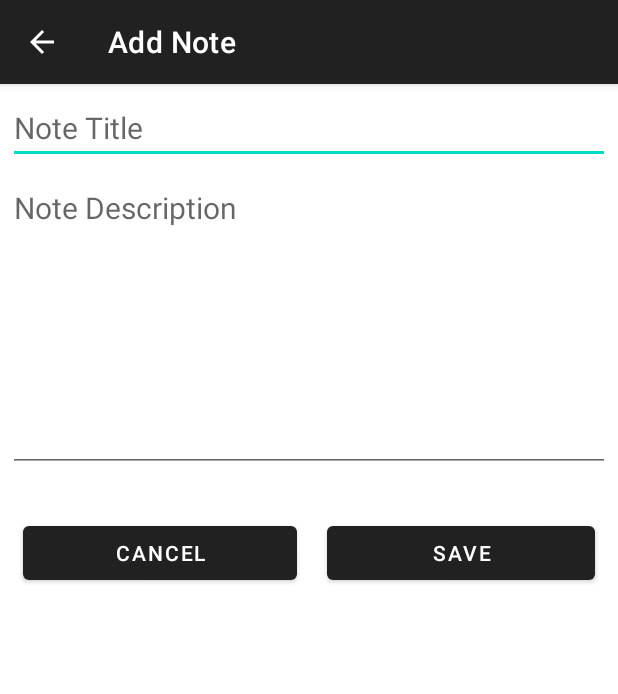
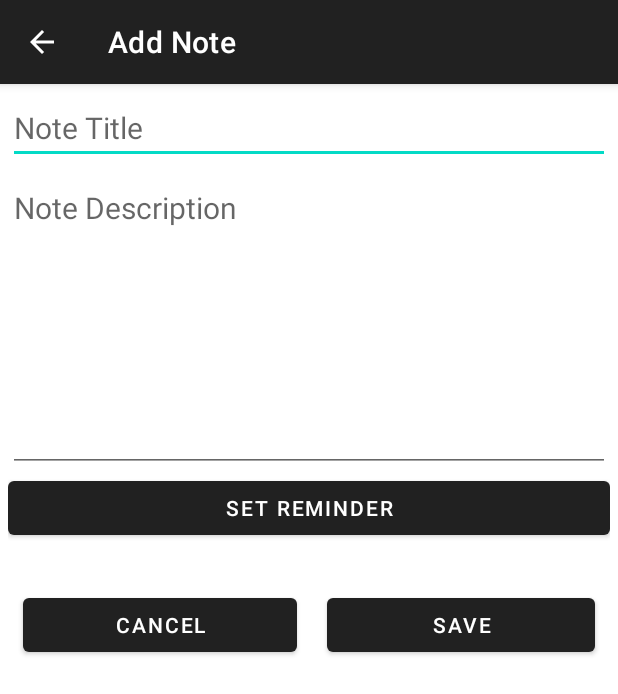
Before and after one commit to phillipAKhoza/Android_Arch_Room_DB, an Android app: the AddNoteActivity screen opened directly, with no data from a screen before it, on a phone screen of 412 x 824 dp. Shown: the top 694 px of the screen. Run offline under Robolectric (Android 15) with nearby library versions, the phone set to English and light mode, and no system bars.

Commit message:
add set reminder btn

```diff
--- a/app/src/main/res/layout/activity_add_note.xml
+++ b/app/src/main/res/layout/activity_add_note.xml
@@ -29,6 +29,12 @@
         android:inputType="textMultiLine"
         android:textSize="20sp" />
 
+    <Button
+        android:id="@+id/btn_setRem"
+        android:layout_width="match_parent"
+        android:layout_height="wrap_content"
+        android:text="Set Reminder" />
+
     <LinearLayout
         android:id="@+id/btn_layout"
         android:layout_width="match_parent"
```
